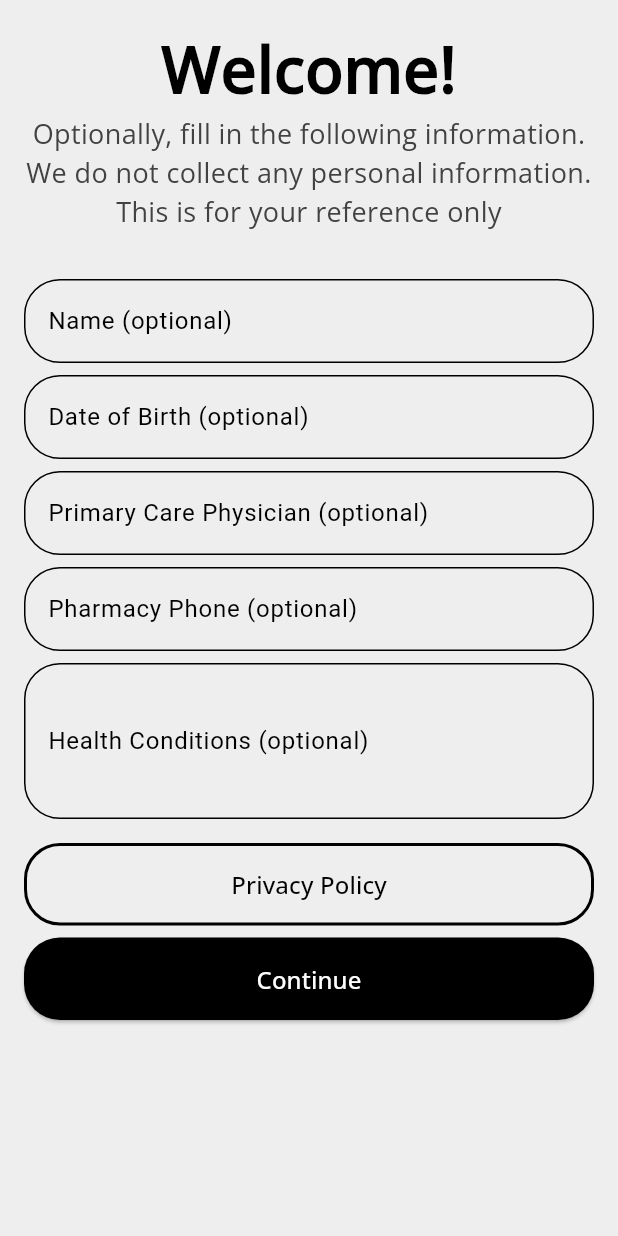
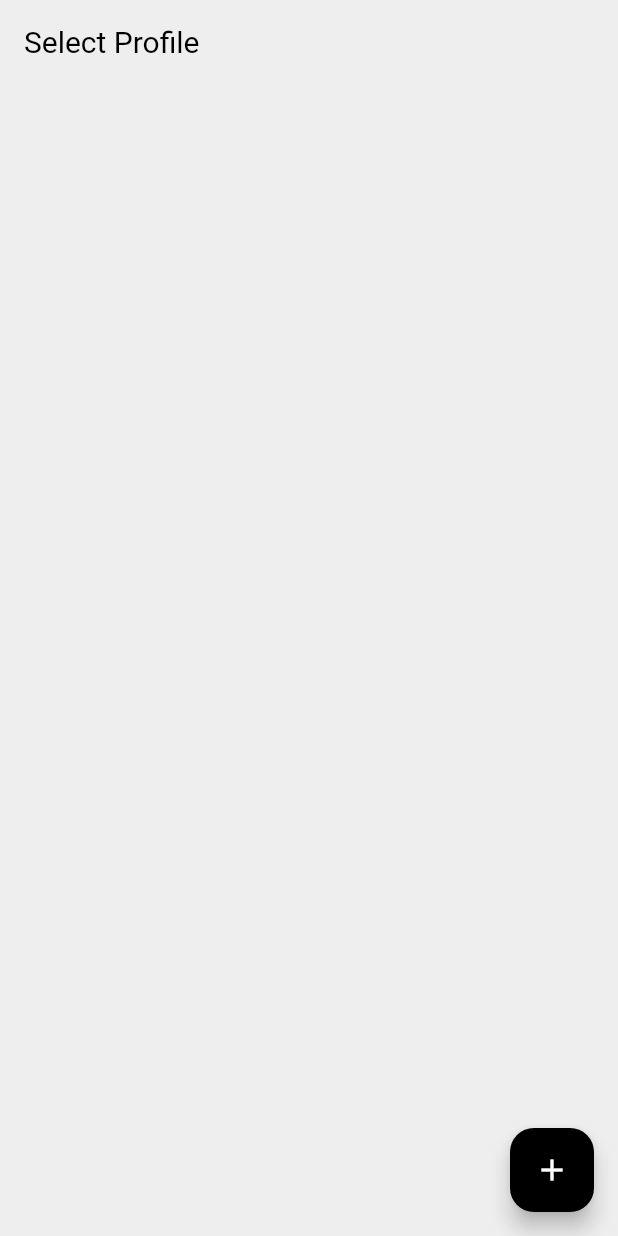
Before and after one commit to dhruva-dk/my-meds, a Flutter app: the screen it shows after launch, on a phone screen of 412 x 824 dp. Run offline on Flutter 3.47's test engine with Material 3 defaults, Android fonts, the phone set to English and light mode, and no system bars; our stand-ins replace auto_size_text, image_picker, mask_text_input_formatter, permission_handler, share_plus, sqflite; accounts and stored records are empty.

Commit message:
add profile Id to medication model updates throughout application using profile provider

```diff
--- a/lib/camera_services/image_ui_handler.dart
+++ b/lib/camera_services/image_ui_handler.dart
@@ -7,6 +7,7 @@ import 'package:flutter/material.dart';
 import 'package:medication_tracker/camera_services/image_permission_handler.dart';
 import 'package:medication_tracker/model/medication_model.dart';
 import 'package:medication_tracker/providers/medication_provider.dart';
+import 'package:medication_tracker/providers/profile_provider.dart';
 import 'package:medication_tracker/utils/dialog_util.dart';
 import 'package:provider/provider.dart';
 
@@ -62,6 +63,7 @@ class ImageService {
       dosage: "",
       additionalInfo: "",
       imageUrl: imagePath,
+      profileId: context.read<ProfileProvider>().selectedProfile!.id!,
     );
 
     Provider.of<MedicationProvider>(context, listen: false)
--- a/lib/main.dart
+++ b/lib/main.dart
@@ -2,32 +2,29 @@ import 'package:flutter/material.dart';
 import 'package:medication_tracker/providers/fda_api_provider.dart';
 import 'package:medication_tracker/providers/medication_provider.dart';
 import 'package:medication_tracker/providers/profile_provider.dart';
-import 'package:medication_tracker/ui/home_view.dart'; // Import your StartPage
-import 'package:medication_tracker/ui/startpage.dart';
+import 'package:medication_tracker/ui/select_profile_view.dart';
 import 'package:provider/provider.dart';
-import 'package:shared_preferences/shared_preferences.dart';
 
 void main() async {
   WidgetsFlutterBinding.ensureInitialized();
-  SharedPreferences prefs = await SharedPreferences.getInstance();
-  bool isFirstLaunch = prefs.getBool('first_launch') ?? true;
-  //prefs.setBool('first_launch', true);
 
   runApp(
     MultiProvider(
       providers: [
-        ChangeNotifierProvider(create: (context) => MedicationProvider()),
         ChangeNotifierProvider(create: (context) => FDAAPIServiceProvider()),
         ChangeNotifierProvider(create: (context) => ProfileProvider()),
+        ProxyProvider<ProfileProvider, MedicationProvider>(
+          update: (context, profileProvider, previous) =>
+              MedicationProvider(profileProvider),
+        ),
       ],
-      child: MyApp(isFirstLaunch: isFirstLaunch),
+      child: const MyApp(),
     ),
   );
 }
 
 class MyApp extends StatelessWidget {
-  final bool isFirstLaunch;
-  const MyApp({super.key, required this.isFirstLaunch});
+  const MyApp({super.key});
 
   @override
   Widget build(BuildContext context) {
@@ -52,7 +49,8 @@ class MyApp extends StatelessWidget {
               onSurface: Colors.black, // Color of text and icons on the picker
             ),
             useMaterial3: true,
-          scaffoldBackgroundColor: Colors.grey[200], // Default background color
+            scaffoldBackgroundColor:
+                Colors.grey[200], // Default background color
             appBarTheme: AppBarTheme(
               color: Colors.grey[200], // AppBar background color
               iconTheme:
@@ -70,8 +68,7 @@ class MyApp extends StatelessWidget {
               backgroundColor: Colors.white,
             ),
           ),
-        home: isFirstLaunch ? const StartPage() : HomeScreen(),
-      ),
+          home: const SelectProfilePage()),
     );
   }
 }
--- a/lib/ui/startpage.dart
+++ b/lib/ui/create_profile_view.dart
@@ -6,17 +6,16 @@ import 'package:medication_tracker/ui/home_view.dart';
 import 'package:medication_tracker/widgets/black_button.dart';
 import 'package:medication_tracker/widgets/privacy_policy_button.dart';
 import 'package:provider/provider.dart';
-import 'package:shared_preferences/shared_preferences.dart';
 import 'package:mask_text_input_formatter/mask_text_input_formatter.dart';
 
-class StartPage extends StatefulWidget {
-  const StartPage({super.key});
+class CreateProfilePage extends StatefulWidget {
+  const CreateProfilePage({super.key});
 
   @override
-  _StartPageState createState() => _StartPageState();
+  _CreateProfilePageState createState() => _CreateProfilePageState();
 }
 
-class _StartPageState extends State<StartPage> {
+class _CreateProfilePageState extends State<CreateProfilePage> {
   final TextEditingController _nameController = TextEditingController();
   final TextEditingController _dobController = TextEditingController();
   final TextEditingController _pcpController = TextEditingController();
@@ -25,7 +24,6 @@ class _StartPageState extends State<StartPage> {
   final TextEditingController _pharmacyController = TextEditingController();
   final GlobalKey<FormState> _formKey = GlobalKey<FormState>();
 
-  // Add MaskedTextInputFormatter for phone number
   final MaskTextInputFormatter _phoneNumberFormatter = MaskTextInputFormatter(
       mask: '(###) ###-####',
       filter: {"#": RegExp(r'[0-9]')},
@@ -44,12 +42,11 @@ class _StartPageState extends State<StartPage> {
                 crossAxisAlignment: CrossAxisAlignment.center,
                 mainAxisAlignment: MainAxisAlignment.center,
                 children: <Widget>[
-                  const Text('Welcome!',
+                  const Text('Create Profile',
                       style: TextStyle(
                           fontSize: 42,
                           fontWeight: FontWeight.bold,
                           fontFamily: "OpenSans")),
-                  //const SizedBox(height: 8),
                   Text(
                     'Optionally, fill in the following information. We do not collect any personal information. This is for your reference only',
                     style: TextStyle(
@@ -63,16 +60,11 @@ class _StartPageState extends State<StartPage> {
                   TextFormField(
                     controller: _nameController,
                     decoration: _inputDecoration('Name (optional)'),
-                    /*validator: (value) =>
-                        value!.isEmpty ? 'Please enter your name' : null, */
                   ),
                   const SizedBox(height: 8),
                   TextFormField(
                     controller: _dobController,
                     decoration: _inputDecoration('Date of Birth (optional)'),
-                    /*validator: (value) => value!.isEmpty
-                        ? 'Please enter your date of birth'
-                        : null, */
                     onTap: () => _selectDate(context),
                   ),
                   const SizedBox(height: 8),
@@ -98,7 +90,6 @@ class _StartPageState extends State<StartPage> {
                     maxLines: 6,
                   ),
                   const SizedBox(height: 16),
-                  //WhiteOutlineButton(title: "Privacy Policy", onTap: () {}),
                   const PrivacyPolicyButton(),
                   const SizedBox(height: 8),
                   BlackButton(title: "Continue", onTap: () => _submitForm()),
@@ -139,9 +130,6 @@ class _StartPageState extends State<StartPage> {
     if (_formKey.currentState!.validate() &&
         _dobController.text.isNotEmpty &&
         _nameController.text.isNotEmpty) {
-      // Save the profile details
-      //...
-
       UserProfile profile = UserProfile(
         name: _nameController.text,
         dob: _dobController.text,
@@ -150,16 +138,10 @@ class _StartPageState extends State<StartPage> {
         pharmacy: _pharmacyController.text,
       );
 
-      // Save the profile to the database
-      Provider.of<ProfileProvider>(context, listen: false).saveProfile(profile);
-
-      // Update SharedPreferences to indicate the first launch is complete
-      SharedPreferences prefs = await SharedPreferences.getInstance();
-      await prefs.setBool('first_launch', false);
+      Provider.of<ProfileProvider>(context, listen: false).addProfile(profile);
 
       if (!mounted) return;
 
-      // Navigate to the HomeScreen
       Navigator.pushReplacement(
         context,
         MaterialPageRoute(builder: (context) => HomeScreen()),
--- a/lib/ui/home_view.dart
+++ b/lib/ui/home_view.dart
@@ -1,13 +1,9 @@
 import 'package:auto_size_text/auto_size_text.dart';
 import 'package:flutter/material.dart';
-import 'package:medication_tracker/export/pdf_save_service.dart';
-import 'package:medication_tracker/export/pdf_share_service.dart';
 import 'package:medication_tracker/providers/medication_provider.dart';
 import 'package:medication_tracker/providers/profile_provider.dart';
 import 'package:medication_tracker/ui/edit_medication_view.dart';
-import 'package:medication_tracker/ui/edit_profile_view.dart';
 import 'package:medication_tracker/ui/fda_search_view.dart';
-import 'package:medication_tracker/widgets/home_speed_dial.dart';
 import 'package:medication_tracker/widgets/med_tile.dart';
 import 'package:medication_tracker/widgets/nav_bar.dart';
 // Import your medication provider
--- /dev/null
+++ b/lib/ui/select_profile_view.dart
@@ -0,0 +1,48 @@
+import 'package:flutter/material.dart';
+import 'package:medication_tracker/providers/profile_provider.dart';
+import 'package:medication_tracker/ui/create_profile_view.dart';
+import 'package:medication_tracker/ui/home_view.dart';
+import 'package:provider/provider.dart';
+
+class SelectProfilePage extends StatelessWidget {
+  const SelectProfilePage({super.key});
+
+  @override
+  Widget build(BuildContext context) {
+    return Scaffold(
+      appBar: AppBar(
+        title: const Text('Select Profile'),
+      ),
+      body: Consumer<ProfileProvider>(
+        builder: (context, profileProvider, child) {
+          return ListView.builder(
+            itemCount: profileProvider.profiles.length,
+            itemBuilder: (context, index) {
+              final profile = profileProvider.profiles[index];
+              return ListTile(
+                title: Text(profile.name),
+                subtitle: Text('DOB: ${profile.dob}'),
+                onTap: () {
+                  profileProvider.selectProfile(profile.id!);
+                  Navigator.pushReplacement(
+                    context,
+                    MaterialPageRoute(builder: (context) => HomeScreen()),
+                  );
+                },
+              );
+            },
+          );
+        },
+      ),
+      floatingActionButton: FloatingActionButton(
+        onPressed: () {
+          Navigator.push(
+            context,
+            MaterialPageRoute(builder: (context) => const CreateProfilePage()),
+          );
+        },
+        child: const Icon(Icons.add),
+      ),
+    );
+  }
+}
```
Also changed, not shown: lib/widgets/home_speed_dial.dart (deleted, +0 -95 lines), lib/widgets/ocr_name_tile.dart (deleted, +0 -45 lines). Lines whose indentation alone changed are shown as unchanged.
